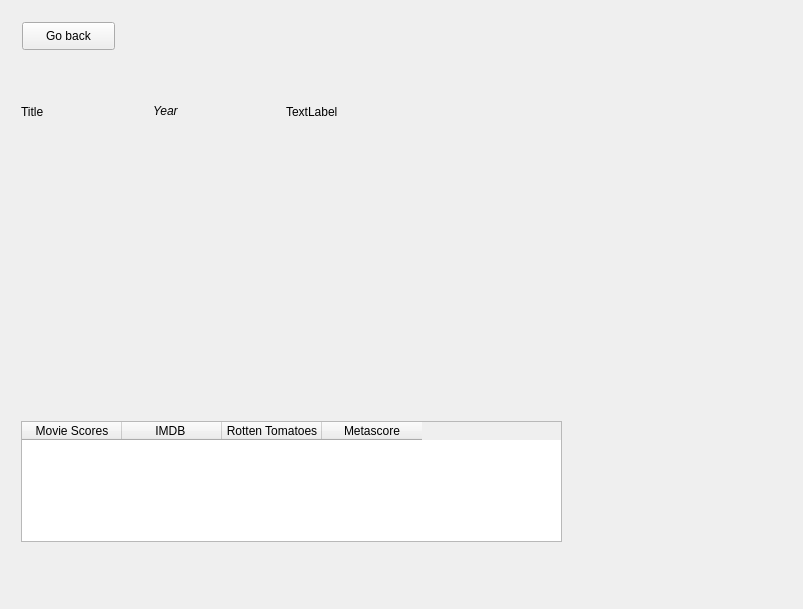
Old version of the form form.ui in the repository verociraptor/movie-sorter.
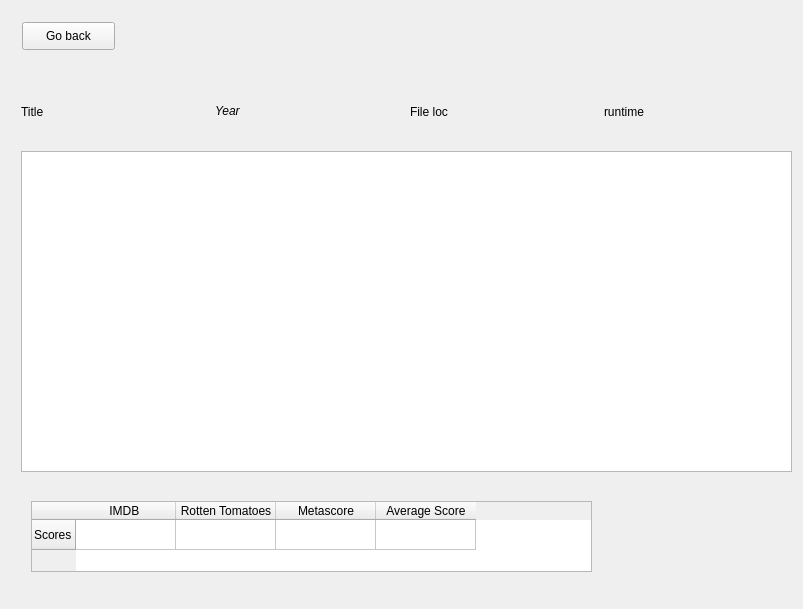
New version of the form. The open tabs and pages were chosen to show the change.

Commit message: Added dynamic info to specific movie page When a movie is clicked on the search page, the specific movie page will now display its respective information.

What changed in the file:
```diff
--- a/form.ui
+++ b/form.ui
@@ -328,17 +328,17 @@
       <widget class="QTableWidget" name="scoresTable">
        <property name="geometry">
         <rect>
-         <x>10</x>
-         <y>410</y>
-         <width>541</width>
-         <height>121</height>
+         <x>20</x>
+         <y>490</y>
+         <width>561</width>
+         <height>71</height>
         </rect>
        </property>
-       <column>
+       <row>
         <property name="text">
-         <string>Movie Scores</string>
+         <string>Scores</string>
         </property>
-       </column>
+       </row>
        <column>
         <property name="text">
          <string>IMDB </string>
@@ -354,6 +354,11 @@
          <string>Metascore</string>
         </property>
        </column>
+       <column>
+        <property name="text">
+         <string>Average Score</string>
+        </property>
+       </column>
       </widget>
       <widget class="QPushButton" name="goBack">
        <property name="geometry">
@@ -374,16 +379,6 @@
         <string>Go back</string>
        </property>
       </widget>
-      <widget class="QWidget" name="plot" native="true">
-       <property name="geometry">
-        <rect>
-         <x>10</x>
-         <y>140</y>
-         <width>759</width>
-         <height>111</height>
-        </rect>
-       </property>
-      </widget>
       <widget class="QWidget" name="movieInfo" native="true">
        <property name="enabled">
         <bool>true</bool>
@@ -392,7 +387,7 @@
         <rect>
          <x>10</x>
          <y>70</y>
-         <width>391</width>
+         <width>771</width>
          <height>61</height>
         </rect>
        </property>
@@ -420,19 +415,26 @@
         <item>
          <widget class="QLabel" name="fileLoc">
           <property name="text">
-           <string>TextLabel</string>
+           <string>File loc</string>
+          </property>
+         </widget>
+        </item>
+        <item>
+         <widget class="QLabel" name="runtime_2">
+          <property name="text">
+           <string>runtime</string>
           </property>
          </widget>
         </item>
        </layout>
       </widget>
-      <widget class="QWidget" name="movieMakers" native="true">
+      <widget class="QTextEdit" name="textEdit">
        <property name="geometry">
         <rect>
          <x>10</x>
-         <y>260</y>
-         <width>761</width>
-         <height>121</height>
+         <y>140</y>
+         <width>771</width>
+         <height>321</height>
         </rect>
        </property>
       </widget>
```
Left out of the diff: 2 changed lines with no effect on the pictures. The commit also changes 1 other file.
